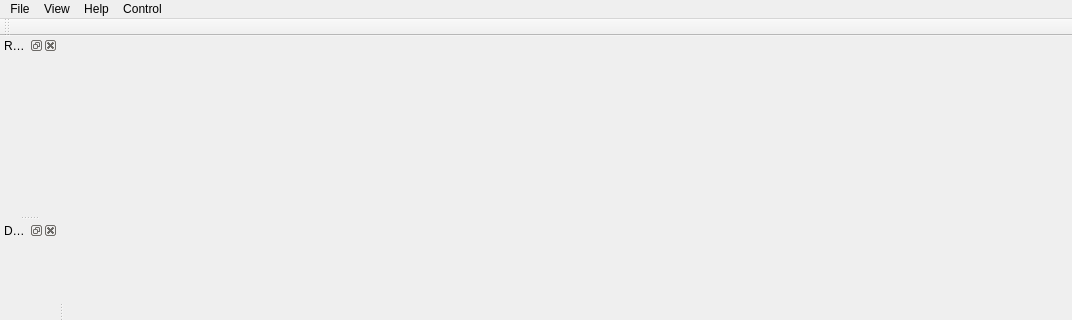
This is src/app/viewer/ui/viewer_main_window.ui in marcin-ochman/modular-slam as Qt 5 draws it before an edit; both pictures show x 0 to 1072 and y 0 to 320 of the 1072 by 608 pixel window. The edited form follows.
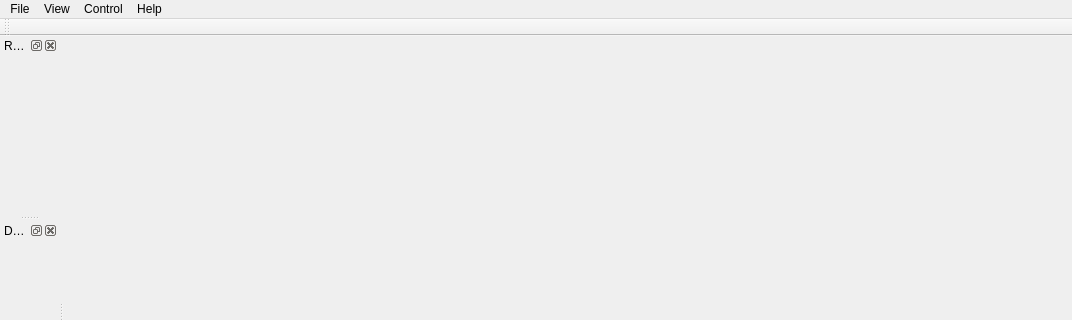
This is the edited form. Custom widgets are drawn as their Qt base class.

Patch:
```diff
--- a/src/app/viewer/ui/viewer_main_window.ui
+++ b/src/app/viewer/ui/viewer_main_window.ui
@@ -59,8 +59,8 @@
    </widget>
    <addaction name="menuFile"/>
    <addaction name="menuView"/>
-   <addaction name="menuHelp"/>
    <addaction name="menuControl"/>
+   <addaction name="menuHelp"/>
   </widget>
   <widget class="QStatusBar" name="statusbar"/>
   <widget class="QDockWidget" name="dockWidget">
```
Left out of the diff: 177 changed lines with no effect on the pictures.
